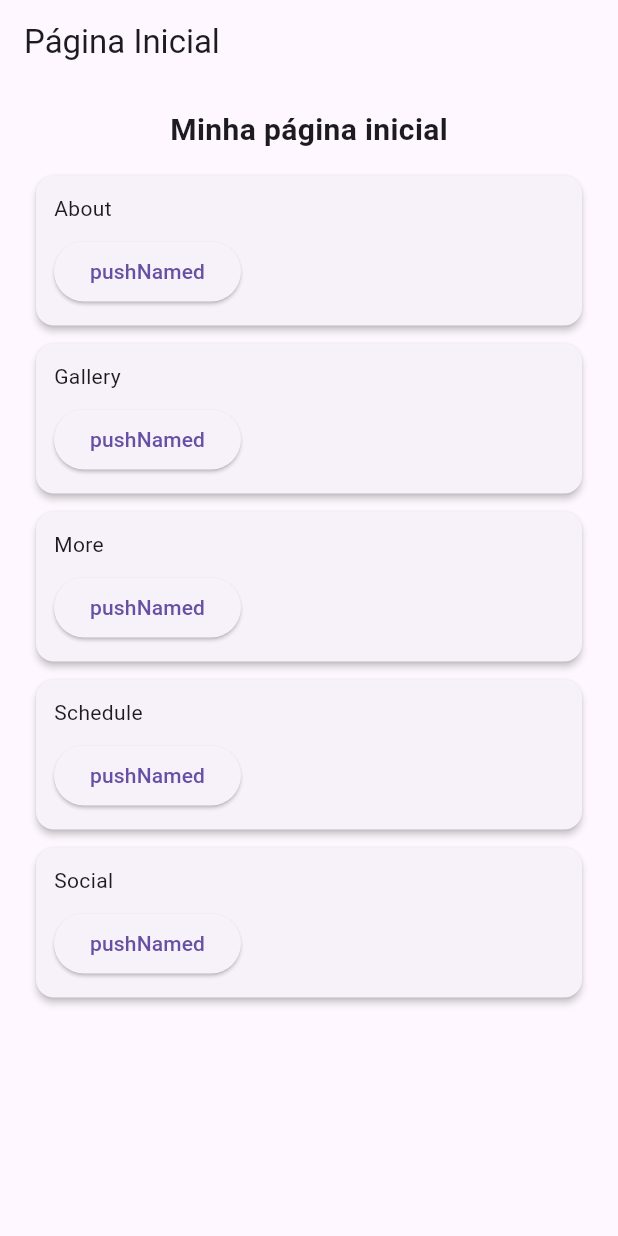
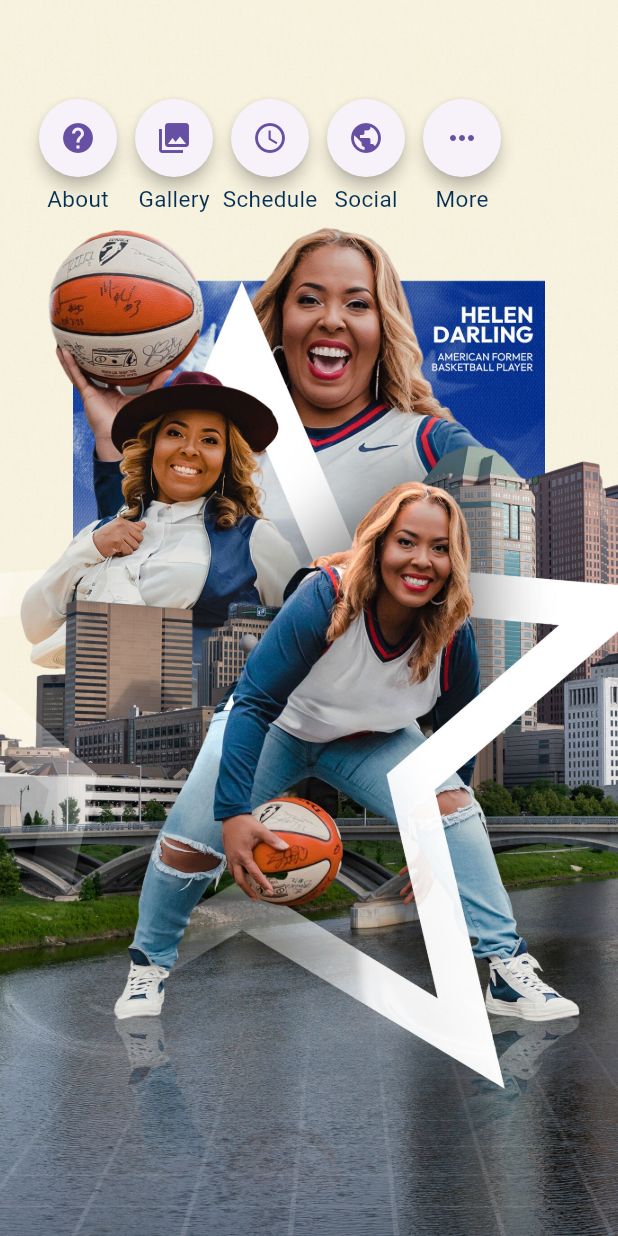
Before and after one commit to carlosalexandreoliveiraalves/flutter-test-app, a Flutter app: the screen it shows after launch, on a phone screen of 412 x 824 dp. Run offline on Flutter 3.47's test engine with Material 3 defaults, Android fonts, the phone set to English and light mode, and no system bars.

Commit message:
feat: página inicial estilizada

```diff
--- a/lib/routes/app_routes.dart
+++ b/lib/routes/app_routes.dart
@@ -11,17 +11,26 @@ class AppRoutes {
   static const String initial = '/';
   static const String about = '/about';
   static const String gallery = '/gallery';
-  static const String more = '/more';
   static const String schedule = '/schedule';
   static const String social = '/social';
-
+  static const String more = '/more';
 
   static Map<String, WidgetBuilder> routes = {
     initial: (_) => const InitialPage(),
     about: (_) => const AboutPage(),
     gallery: (_) => const GalleryPage(),
-    more: (_) => const MorePage(),
     schedule: (_) => const SchedulePage(),
     social: (_) => const SocialPage(),
+    more: (_) => const MorePage(),
   };
+
+  static Map<String, IconData> iconRoutes = {
+    initial: Icons.home,
+    about: Icons.help,
+    gallery: Icons.photo_library,
+    schedule: Icons.schedule,
+    social: Icons.public,
+    more: Icons.more_horiz,
+  };
+
 }
--- a/lib/views/about.dart
+++ b/lib/views/about.dart
@@ -5,10 +5,27 @@ class AboutPage extends StatelessWidget {
 
   @override
   Widget build(BuildContext context) {
-
     return Scaffold(
-      appBar: AppBar(title: const Text('About')),
-      body: const Center(child: Text('This is the about page!')),
+      backgroundColor: Colors.pink,
+      appBar: AppBar(title: const Text('About'), backgroundColor: const Color.fromARGB(255, 246, 240, 220),),
+      body: Column(
+        children: [
+          Container(
+            height: 200,
+            decoration: BoxDecoration(color: Colors.blue),
+            child: Row(
+              children: [Expanded(child: Container(color: Colors.green))],
+            ),
+          ),
+          Container(
+            height: 100,
+            decoration: BoxDecoration(color: Colors.blue),
+            child: Row(
+              children: [Expanded(child: Container(color: Colors.blue))],
+            ),
+          ),
+        ],
+      ),
     );
   }
 }
--- a/lib/views/initial.dart
+++ b/lib/views/initial.dart
@@ -4,19 +4,20 @@ import '../widgets/route_list_widget.dart';
 class InitialPage extends StatelessWidget {
   const InitialPage({super.key});
 
-   @override
+  @override
   Widget build(BuildContext context) {
     return Scaffold(
-      appBar: AppBar(title: const Text('Página Inicial')),
-      body: SingleChildScrollView(
-        padding: const EdgeInsets.all(16),
+
+      body: Container(
+
+        padding: const EdgeInsets.only(top: 50, right: 20, bottom: 20, left: 20),
+        decoration: BoxDecoration(
+          image: DecorationImage(image: AssetImage("assets/images/HellenDarling.jpg"),
+          fit: BoxFit.cover)
+        ),
+
         child: Column(
           children: const [
-            Text('Minha página inicial', style: TextStyle(
-              fontSize: 20,
-              fontWeight: FontWeight.bold,
-              ),
-            ),
             SizedBox(height: 16),
             RouteListWidget(),
           ],
--- /dev/null
+++ b/lib/widgets/about_content.dart
@@ -0,0 +1,36 @@
+import 'package:flutter/material.dart';
+
+// Widget que representa um "card" com o nome de uma rota e botões de navegação
+class AboutContent extends StatelessWidget {
+  // Icones
+  final IconData iconData;
+
+  // Nome interno da rota (ex: '/bahia')
+  final String routeName;
+
+  // Texto legível que será exibido no card (ex: 'Bahia')
+  final String label;
+
+  const AboutContent({
+    super.key,
+    required this.iconData,
+    required this.routeName,
+    required this.label,
+  });
+
+  @override
+  Widget build(BuildContext context) {
+      return SizedBox(
+        child: Column(
+          children: [
+
+          ],
+        ),
+      );
+  }
+
+  // Função auxiliar para criar um botão de navegação com rótulo e ação
+
+
+
+}
--- a/lib/widgets/route_card_widget.dart
+++ b/lib/widgets/route_card_widget.dart
@@ -2,6 +2,9 @@ import 'package:flutter/material.dart';
 
 // Widget que representa um "card" com o nome de uma rota e botões de navegação
 class RouteCardWidget extends StatelessWidget {
+  // Icones
+  final IconData iconData;
+
   // Nome interno da rota (ex: '/bahia')
   final String routeName;
 
@@ -10,38 +13,21 @@ class RouteCardWidget extends StatelessWidget {
 
   const RouteCardWidget({
     super.key,
+    required this.iconData,
     required this.routeName,
     required this.label,
   });
 
   @override
   Widget build(BuildContext context) {
-    return Card(
-      elevation: 2, // sombra do card
-      margin: const EdgeInsets.symmetric(horizontal: 8),
-      child: Padding(
-        padding: const EdgeInsets.all(12), // espaço interno do card
-        child: Column(
-          crossAxisAlignment: CrossAxisAlignment.start, // alinha os itens à esquerda
-          children: [
-            // Título da rota no card
-            Text(label),
-
-            const SizedBox(height: 8), // espaço entre o título e os botões
-
-            // Linha com os botões de navegação
-            Wrap(
-              spacing: 8, // espaço horizontal entre botões
-              runSpacing: 8, // espaço vertical se quebrar linha
+    return SizedBox(
+      child: Row(
         children: [
           // Botão para pushNamed (navegação simples com retorno)
-                _buildButton(context, 'pushNamed', () {
+          _buildButton(context, iconData, label, () {
             Navigator.pushNamed(context, routeName);
           }),
         ],
-            ),
-          ],
-        ),
       ),
     );
   }
@@ -49,12 +35,25 @@ class RouteCardWidget extends StatelessWidget {
   // Função auxiliar para criar um botão de navegação com rótulo e ação
   Widget _buildButton(
     BuildContext context,
+    IconData icon,
     String label,
     VoidCallback onPressed,
   ) {
-    return ElevatedButton(
+    return Column(
+      children: [
+        ElevatedButton(
           onPressed: onPressed,
-      child: Text(label),
+          style: ElevatedButton.styleFrom(
+            elevation: 4,
+            shape: const CircleBorder(),
+            padding: const EdgeInsets.all(14),
+          ),
+          child: Column(children: [Icon(icon, size: 24)]),
+        ),
+        const SizedBox(height: 4),
+        Text(label,
+        style: const TextStyle(fontSize: 15, color: Color.fromARGB(255, 3, 48, 84)),)
+      ],
     );
   }
 }
--- a/lib/widgets/route_list_widget.dart
+++ b/lib/widgets/route_list_widget.dart
@@ -19,21 +19,26 @@ class RouteListWidget extends StatelessWidget {
       crossAxisAlignment: CrossAxisAlignment.stretch,
       children: [
         // Lista com separadores entre os cards de rota
-        ListView.separated(
-          shrinkWrap:
-              true, // Permite que o ListView ocupe apenas o espaço necessário
-          physics:
-              const NeverScrollableScrollPhysics(), // Desabilita o scroll (útil dentro de Column)
-          itemCount: routeEntries.length,
-          separatorBuilder:
-              (_, __) => const SizedBox(height: 12), // Espaço entre os cards
-          itemBuilder: (context, index) {
-            final routeName = routeEntries[index].key; // Ex: '/bahia'
-            final label = _formatRouteName(routeName); // Formata para "Bahia"
+        SingleChildScrollView(
+          child: Row(
+            children:
+                routeEntries.map((entry) {
+                  final routeName = entry.key;
+                  final iconData = AppRoutes.iconRoutes[routeName];
+                  final label = _formatRouteName(routeName);
 
-            // Cria um card com os botões de navegação para essa rota
-            return RouteCardWidget(routeName: routeName, label: label);
-          },
+                  return Padding(
+                    padding: const EdgeInsets.symmetric(
+                      horizontal: 0.0,
+                    ), // Espaço entre os cards
+                    child: RouteCardWidget(
+                      iconData: iconData ?? Icons.help_outline,
+                      routeName: routeName,
+                      label: label,
+                    ),
+                  );
+                }).toList(),
+          ),
         ),
 
         const SizedBox(height: 24),
--- a/pubspec.yaml
+++ b/pubspec.yaml
@@ -58,9 +58,8 @@ flutter:
   uses-material-design: true
 
   # To add assets to your application, add an assets section, like this:
-  # assets:
-  #   - images/a_dot_burr.jpeg
-  #   - images/a_dot_ham.jpeg
+  assets:
+    - assets/images/
 
   # An image asset can refer to one or more resolution-specific "variants", see
   # https://flutter.dev/to/resolution-aware-images
```
Also changed, not shown: assets/images/HellenDarling.jpg (added), 2 other files. Lines whose indentation alone changed are shown as unchanged.
